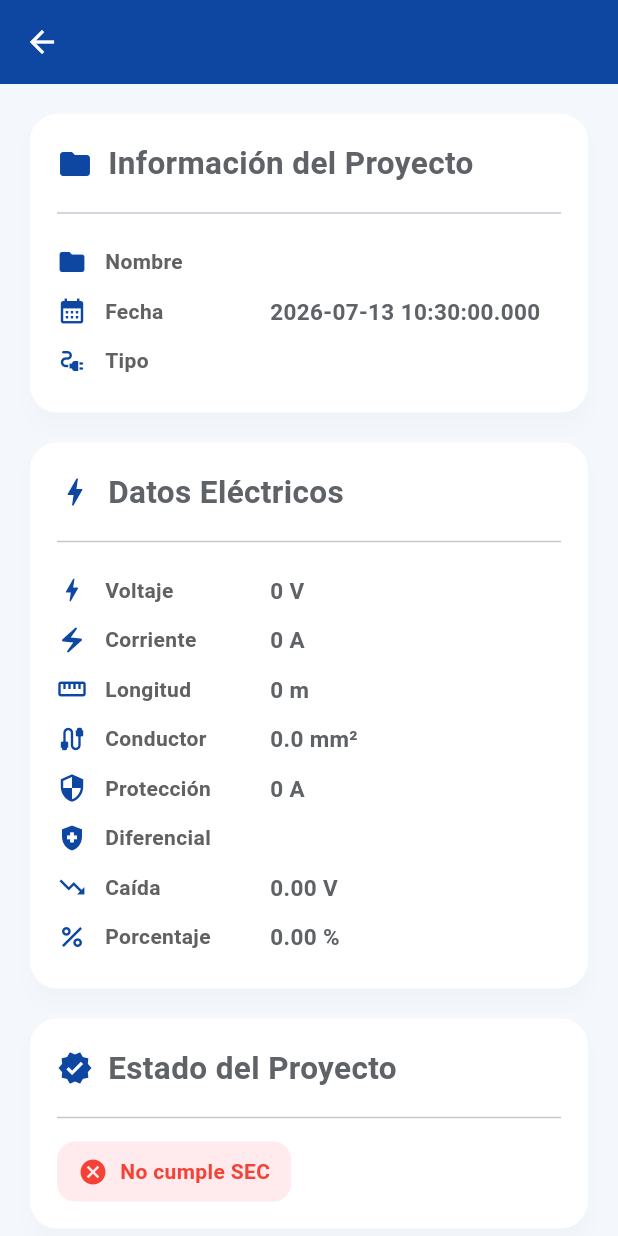
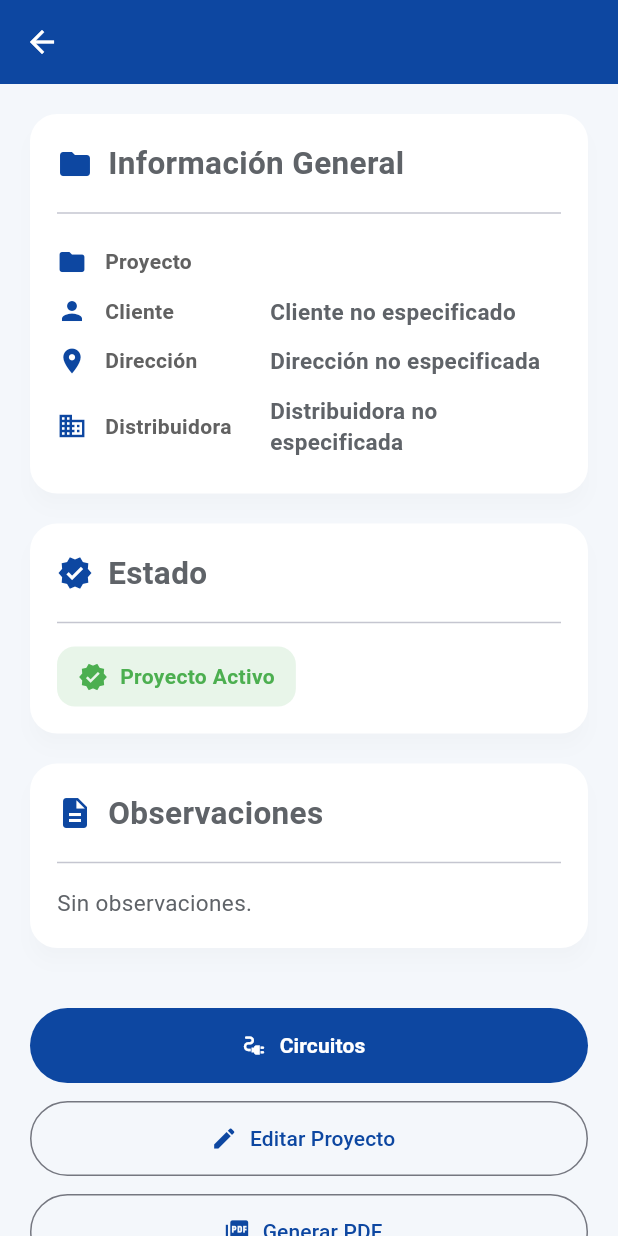
Before and after one commit to Abrunetti1971/ElectroChile, a Flutter app: the ProjectDetailScreen screen opened directly with empty values, on a phone screen of 412 x 824 dp. Run offline on Flutter 3.47's test engine with Material 3 defaults, Android fonts, the phone set to English and light mode, and no system bars; our stand-ins replace pdf, printing, share_plus, sqflite; accounts and stored records are empty.

Commit message:
Modulo Proyectos v0.4

```diff
--- a/app/lib/models/project.dart
+++ b/app/lib/models/project.dart
@@ -1,35 +1,171 @@
 class Project {
   final String id;
-
   final String name;
-
   final String client;
-
   final String address;
-
+  final String city;
+  final String region;
+  final String distributor;
+  final String notes;
   final DateTime createdAt;
+  final DateTime updatedAt;
 
   const Project({
     required this.id,
     required this.name,
     required this.client,
     required this.address,
+    this.city = '',
+    this.region = '',
+    this.distributor = '',
+    this.notes = '',
     required this.createdAt,
-  });
+    DateTime? updatedAt,
+  }) : updatedAt = updatedAt ?? createdAt;
 
+  /// Crea una copia del proyecto modificando únicamente
+  /// los campos indicados.
   Project copyWith({
     String? id,
     String? name,
     String? client,
     String? address,
+    String? city,
+    String? region,
+    String? distributor,
+    String? notes,
     DateTime? createdAt,
+    DateTime? updatedAt,
   }) {
     return Project(
       id: id ?? this.id,
       name: name ?? this.name,
       client: client ?? this.client,
       address: address ?? this.address,
+      city: city ?? this.city,
+      region: region ?? this.region,
+      distributor: distributor ?? this.distributor,
+      notes: notes ?? this.notes,
       createdAt: createdAt ?? this.createdAt,
+      updatedAt: updatedAt ?? this.updatedAt,
     );
   }
+
+  /// Convierte el proyecto a un mapa.
+  ///
+  /// Este método se utilizará posteriormente para SQLite,
+  /// exportación e importación de proyectos.
+  Map<String, Object?> toMap() {
+    return {
+      'id': id,
+      'name': name,
+      'client': client,
+      'address': address,
+      'city': city,
+      'region': region,
+      'distributor': distributor,
+      'notes': notes,
+      'created_at': createdAt.toIso8601String(),
+      'updated_at': updatedAt.toIso8601String(),
+    };
+  }
+
+  /// Construye un proyecto desde un mapa proveniente
+  /// de SQLite, JSON u otra fuente de datos.
+  factory Project.fromMap(Map<String, Object?> map) {
+    final createdAt = _parseDate(
+      map['created_at'],
+      fallback: DateTime.now(),
+    );
+
+    return Project(
+      id: _readString(map['id']),
+      name: _readString(map['name']),
+      client: _readString(map['client']),
+      address: _readString(map['address']),
+      city: _readString(map['city']),
+      region: _readString(map['region']),
+      distributor: _readString(map['distributor']),
+      notes: _readString(map['notes']),
+      createdAt: createdAt,
+      updatedAt: _parseDate(
+        map['updated_at'],
+        fallback: createdAt,
+      ),
+    );
+  }
+
+  /// Indica si el proyecto tiene los datos mínimos válidos.
+  bool get isValid {
+    return id.trim().isNotEmpty && name.trim().isNotEmpty;
+  }
+
+  /// Dirección completa preparada para mostrar en pantalla.
+  String get fullAddress {
+    final parts = <String>[
+      address.trim(),
+      city.trim(),
+      region.trim(),
+    ].where((part) => part.isNotEmpty).toList();
+
+    if (parts.isEmpty) {
+      return 'Dirección no especificada';
+    }
+
+    return parts.join(', ');
+  }
+
+  /// Cliente preparado para mostrar en pantalla.
+  String get clientDisplay {
+    return client.trim().isEmpty ? 'Cliente no especificado' : client.trim();
+  }
+
+  /// Distribuidora preparada para mostrar en pantalla.
+  String get distributorDisplay {
+    return distributor.trim().isEmpty
+        ? 'Distribuidora no especificada'
+        : distributor.trim();
+  }
+
+  /// Convierte cualquier valor compatible en texto.
+  static String _readString(Object? value) {
+    return value?.toString().trim() ?? '';
+  }
+
+  /// Convierte una fecha guardada como String o DateTime.
+  static DateTime _parseDate(
+      Object? value, {
+        required DateTime fallback,
+      }) {
+    if (value is DateTime) {
+      return value;
+    }
+
+    if (value is String) {
+      return DateTime.tryParse(value) ?? fallback;
+    }
+
+    return fallback;
+  }
+
+  @override
+  bool operator ==(Object other) {
+    return identical(this, other) ||
+        other is Project &&
+            runtimeType == other.runtimeType &&
+            id == other.id;
+  }
+
+  @override
+  int get hashCode => id.hashCode;
+
+  @override
+  String toString() {
+    return 'Project('
+        'id: $id, '
+        'name: $name, '
+        'client: $client, '
+        'address: $fullAddress'
+        ')';
+  }
 }
--- a/app/lib/screens/projects/project_detail_screen.dart
+++ b/app/lib/screens/projects/project_detail_screen.dart
@@ -3,126 +3,63 @@ import 'package:flutter/material.dart';
 import '../../components/ec_data_row.dart';
 import '../../components/ec_section_card.dart';
 import '../../components/ec_status_chip.dart';
-import '../../models/electrical_project.dart';
-import '../../services/share_service.dart';
+import '../../models/project.dart';
 
 class ProjectDetailScreen extends StatelessWidget {
-final ElectricalProject proyecto;
+  final Project project;
 
   const ProjectDetailScreen({
     super.key,
-required this.proyecto,
+    required this.project,
   });
 
   @override
   Widget build(BuildContext context) {
     return Scaffold(
       appBar: AppBar(
-title: Text(proyecto.nombre),
+        title: Text(project.name),
       ),
       body: SingleChildScrollView(
         padding: const EdgeInsets.all(20),
         child: Column(
           children: [
-
             EcSectionCard(
-titulo: "Información del Proyecto",
+              titulo: "Información General",
               icon: Icons.folder,
               child: Column(
                 children: [
-
                   EcDataRow(
                     icon: Icons.folder,
-label: "Nombre",
-value: proyecto.nombre,
+                    label: "Proyecto",
+                    value: project.name,
                   ),
-
                   EcDataRow(
-icon: Icons.calendar_month,
-label: "Fecha",
-value: proyecto.fecha.toString(),
+                    icon: Icons.person,
+                    label: "Cliente",
+                    value: project.clientDisplay,
                   ),
-
                   EcDataRow(
-icon: Icons.electrical_services,
-label: "Tipo",
-value: proyecto.tipo,
+                    icon: Icons.location_on,
+                    label: "Dirección",
+                    value: project.fullAddress,
                   ),
-
+                  EcDataRow(
+                    icon: Icons.business,
+                    label: "Distribuidora",
+                    value: project.distributorDisplay,
+                  ),
                 ],
               ),
             ),
 
             EcSectionCard(
-titulo: "Datos Eléctricos",
-icon: Icons.bolt,
-child: Column(
-children: [
-
-EcDataRow(
-icon: Icons.bolt,
-label: "Voltaje",
-value: proyecto.voltajeTexto,
-),
-
-EcDataRow(
-icon: Icons.electric_bolt,
-label: "Corriente",
-value: proyecto.corrienteTexto,
-),
-
-EcDataRow(
-icon: Icons.straighten,
-label: "Longitud",
-value: proyecto.longitudTexto,
-),
-
-EcDataRow(
-icon: Icons.cable,
-label: "Conductor",
-value: proyecto.conductorTexto,
-),
-
-EcDataRow(
-icon: Icons.security,
-label: "Protección",
-value: proyecto.proteccionTexto,
-),
-
-EcDataRow(
-icon: Icons.health_and_safety,
-label: "Diferencial",
-value: proyecto.diferencial,
-),
-
-EcDataRow(
-icon: Icons.trending_down,
-label: "Caída",
-value: proyecto.caidaTexto,
-),
-
-EcDataRow(
-icon: Icons.percent,
-label: "Porcentaje",
-value: proyecto.porcentajeTexto,
-),
-
-],
-),
-),
-
-EcSectionCard(
-titulo: "Estado del Proyecto",
+              titulo: "Estado",
               icon: Icons.verified,
               child: Align(
                 alignment: Alignment.centerLeft,
                 child: EcStatusChip(
-texto: proyecto.cumple
-? "Cumple SEC"
-: "No cumple SEC",
-tipo: proyecto.cumple
-? EcStatusType.success
-: EcStatusType.error,
+                  texto: "Proyecto Activo",
+                  tipo: EcStatusType.success,
                 ),
               ),
             ),
@@ -131,18 +68,17 @@ EcSectionCard(
               titulo: "Observaciones",
               icon: Icons.description,
               child: Text(
-proyecto.observacion.isEmpty
-? "Sin observaciones registradas."
-: proyecto.observacion,
+                project.notes.isEmpty
+                    ? "Sin observaciones."
+                    : project.notes,
                 style: const TextStyle(
                   fontSize: 15,
                   height: 1.5,
                 ),
               ),
             ),
-  //--------------------------------------------------
-  // Acciones
-  //--------------------------------------------------
+
+            const SizedBox(height: 20),
 
             SizedBox(
               width: double.infinity,
@@ -152,35 +88,14 @@ height: 1.5,
                   ScaffoldMessenger.of(context).showSnackBar(
                     const SnackBar(
                       content: Text(
-              "Edición de proyecto disponible próximamente.",
+                        "Módulo Circuitos disponible próximamente.",
                       ),
                     ),
                   );
                 },
-      icon: const Icon(Icons.edit),
+                icon: const Icon(Icons.electrical_services),
                 label: const Text(
-        "Editar Proyecto",
-        style: TextStyle(
-          fontWeight: FontWeight.bold,
-        ),
-      ),
-    ),
-  ),
-
-  const SizedBox(height: 12),
-
-  SizedBox(
-    width: double.infinity,
-    height: 50,
-    child: OutlinedButton.icon(
-      onPressed: () async {
-        await ShareService.compartirProyecto(
-          proyecto,
-        );
-      },
-      icon: const Icon(Icons.share),
-      label: const Text(
-        "Compartir",
+                  "Circuitos",
                   style: TextStyle(
                     fontWeight: FontWeight.bold,
                   ),
@@ -198,23 +113,37 @@ height: 1.5,
                   ScaffoldMessenger.of(context).showSnackBar(
                     const SnackBar(
                       content: Text(
-              "Generación de PDF disponible próximamente.",
+                        "Edición disponible próximamente.",
+                      ),
+                    ),
+                  );
+                },
+                icon: const Icon(Icons.edit),
+                label: const Text("Editar Proyecto"),
+              ),
+            ),
+
+            const SizedBox(height: 12),
+
+            SizedBox(
+              width: double.infinity,
+              height: 50,
+              child: OutlinedButton.icon(
+                onPressed: () {
+                  ScaffoldMessenger.of(context).showSnackBar(
+                    const SnackBar(
+                      content: Text(
+                        "Exportación PDF disponible próximamente.",
                       ),
                     ),
                   );
                 },
                 icon: const Icon(Icons.picture_as_pdf),
-      label: const Text(
-        "Generar PDF",
-        style: TextStyle(
-          fontWeight: FontWeight.bold,
-        ),
-      ),
+                label: const Text("Generar PDF"),
               ),
             ),
 
-  const SizedBox(height: 30),
-
+            const SizedBox(height: 40),
           ],
         ),
       ),
```
Also changed, not shown: app/lib/repositories/project_repository.dart (+86 -20 lines), app/lib/screens/projects/projects_screen.dart (+4 -8 lines), app/lib/services/project_service.dart (+32 -10 lines). Lines whose indentation alone changed are shown as unchanged.
